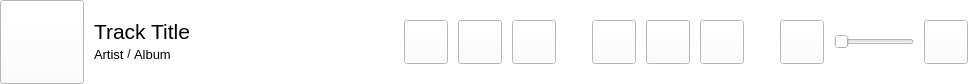
wvffle/humpback, file ui/player_controls.ui: the form before one commit.
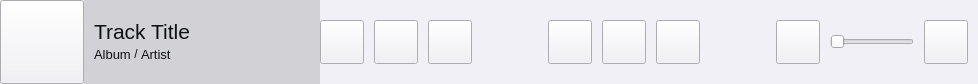
The form after the commit.

Patch:
```diff
--- a/ui/player_controls.ui
+++ b/ui/player_controls.ui
@@ -47,7 +47,7 @@
    <item>
     <widget class="QFrame" name="frame_2">
      <property name="styleSheet">
-      <string notr="true">background-color: rgb(255, 255, 255);</string>
+      <string notr="true">background-color: rgb(240, 240, 246);</string>
      </property>
      <property name="frameShape">
       <enum>QFrame::NoFrame</enum>
@@ -91,16 +91,45 @@
        </widget>
       </item>
       <item>
-       <layout class="QVBoxLayout" name="verticalLayout">
+       <widget class="QFrame" name="frame_3">
+        <property name="minimumSize">
+         <size>
+          <width>236</width>
+          <height>0</height>
+         </size>
+        </property>
+        <property name="maximumSize">
+         <size>
+          <width>236</width>
+          <height>16777215</height>
+         </size>
+        </property>
+        <property name="styleSheet">
+         <string notr="true">background-color: rgb(209, 209, 214);
+color: rgb(13, 17, 19);</string>
+        </property>
+        <property name="frameShape">
+         <enum>QFrame::NoFrame</enum>
+        </property>
+        <property name="frameShadow">
+         <enum>QFrame::Raised</enum>
+        </property>
+        <layout class="QVBoxLayout" name="verticalLayout_2">
         <property name="spacing">
          <number>0</number>
         </property>
         <property name="leftMargin">
          <number>10</number>
         </property>
+         <property name="topMargin">
+          <number>0</number>
+         </property>
         <property name="rightMargin">
          <number>10</number>
         </property>
+         <property name="bottomMargin">
+          <number>0</number>
+         </property>
         <item>
          <spacer name="verticalSpacer">
           <property name="orientation">
@@ -127,25 +156,14 @@
          </widget>
         </item>
         <item>
-         <widget class="QFrame" name="frame">
-          <property name="minimumSize">
-           <size>
-            <width>300</width>
-            <height>0</height>
-           </size>
-          </property>
-          <property name="font">
-           <font>
-            <pointsize>10</pointsize>
-           </font>
-          </property>
+          <widget class="QFrame" name="frame_4">
           <property name="frameShape">
            <enum>QFrame::NoFrame</enum>
           </property>
           <property name="frameShadow">
            <enum>QFrame::Raised</enum>
           </property>
-          <layout class="QHBoxLayout" name="horizontalLayout_2">
+           <layout class="QHBoxLayout" name="horizontalLayout_4">
            <property name="spacing">
             <number>0</number>
            </property>
@@ -162,14 +180,14 @@
             <number>0</number>
            </property>
            <item>
-            <widget class="QLabel" name="artist">
+             <widget class="QLabel" name="album">
              <property name="font">
               <font>
                <pointsize>10</pointsize>
               </font>
              </property>
              <property name="text">
-              <string>Artist</string>
+               <string>Album</string>
              </property>
             </widget>
            </item>
@@ -184,14 +202,14 @@
             </widget>
            </item>
            <item>
-            <widget class="QLabel" name="album">
+             <widget class="QLabel" name="artist">
              <property name="font">
               <font>
                <pointsize>10</pointsize>
               </font>
              </property>
              <property name="text">
-              <string>Album</string>
+               <string>Artist</string>
              </property>
             </widget>
            </item>
@@ -225,6 +243,7 @@
          </spacer>
         </item>
        </layout>
+       </widget>
       </item>
       <item>
        <widget class="QPushButton" name="fav">
```
Lines whose indentation alone changed are shown as unchanged.
